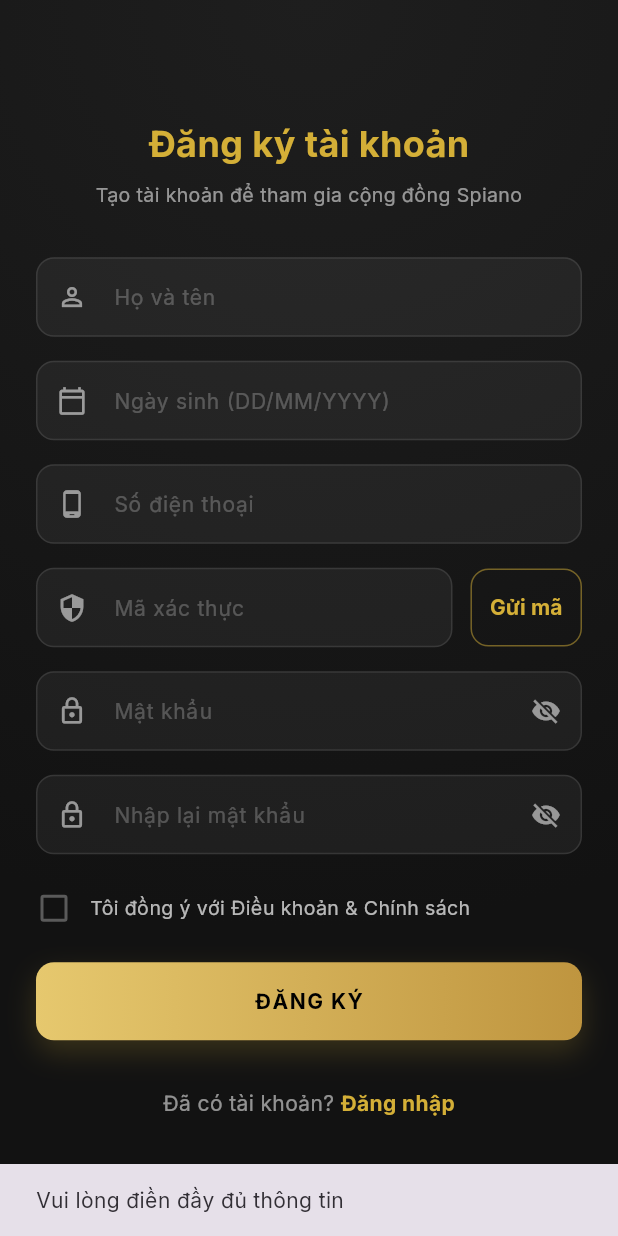
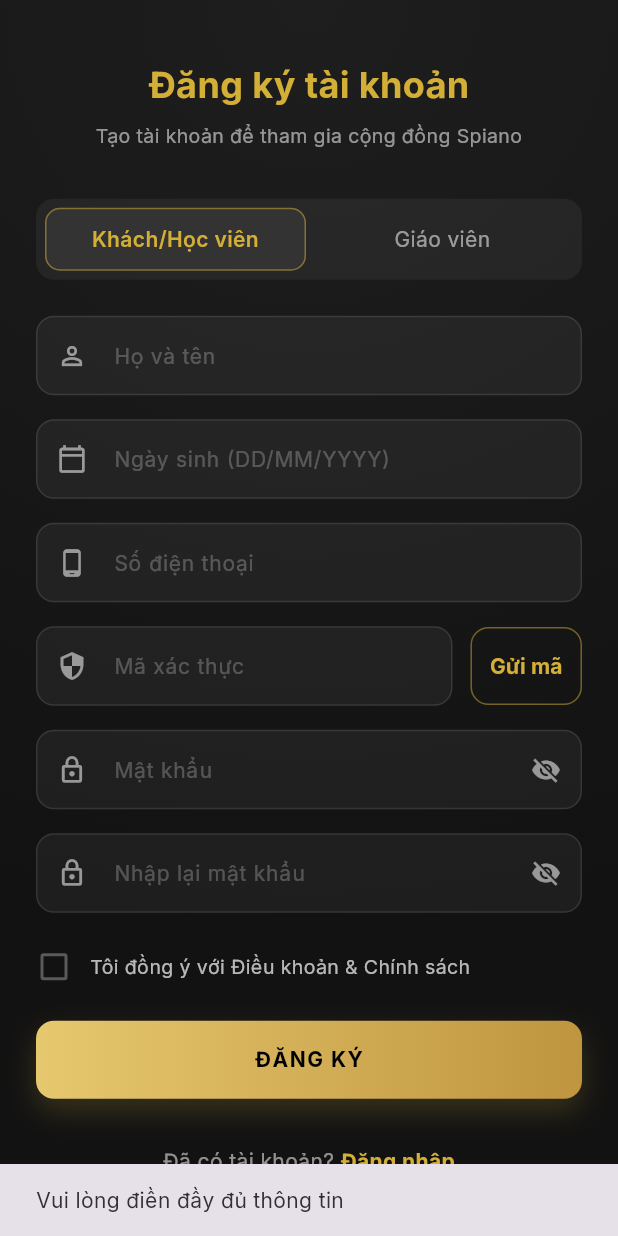
Before and after one commit to hoangpm127/Xpiano, a Flutter app: the RegisterScreen screen opened directly, after a tap on "ĐĂNG KÝ", on a phone screen of 412 x 824 dp. Run offline on Flutter 3.47's test engine with Material 3 defaults, Android fonts, the phone set to English and light mode, and no system bars; drawn by our look-alikes of flutter_animate; our stand-ins replace google_fonts, supabase_flutter, table_calendar; accounts and stored records are empty; network calls fail.

Commit message:
Update Register flow: Add Role Tab; Login Check Role valid

```diff
--- a/mobile/lib/screens/register_screen.dart
+++ b/mobile/lib/screens/register_screen.dart
@@ -29,6 +29,9 @@ class _RegisterScreenState extends State<RegisterScreen> {
   bool _agreedToTerms = false;
   bool _otpSent = false;
 
+  // 0: Guest/Student (Khách/Học viên), 1: Teacher (Giáo viên)
+  int _selectedRoleIndex = 0;
+
   Future<void> _handleRegister() async {
     // Validate inputs
     if (_nameController.text.isEmpty ||
@@ -56,7 +59,6 @@ class _RegisterScreenState extends State<RegisterScreen> {
       return;
     }
 
-    // Temporary: Direct Registration Logic (since OTP integration requires backend)
     setState(() => _isLoading = true);
 
     // Simulate API delay
@@ -64,20 +66,21 @@ class _RegisterScreenState extends State<RegisterScreen> {
 
     try {
       // NOTE: Using email signup for now as Supabase default.
-      // In production, phone auth requires provider setup.
-      // We'll treat phone as email for MVP: phone@spiano.app
       final fakeEmail = '${_phoneController.text.trim()}@spiano.app';
+
+      // Determine role based on selected tab
+      final role = _selectedRoleIndex == 0 ? 'student' : 'teacher';
 
       await _supabaseService.signUp(
         email: fakeEmail,
         password: _passwordController.text,
         fullName: _nameController.text,
-        role: 'student', // Default to student for general registration
+        role: role, // Pass the correct role
       );
 
       if (mounted) {
         ScaffoldMessenger.of(context).showSnackBar(
-          const SnackBar(content: Text('Đăng ký thành công!')),
+          SnackBar(content: Text('Đăng ký tài khoản ${role == 'teacher' ? 'Giáo viên' : 'Học viên'} thành công!')),
         );
         Navigator.pushAndRemoveUntil(
           context,
@@ -151,7 +154,24 @@ class _RegisterScreenState extends State<RegisterScreen> {
 
                   const SizedBox(height: 32),
 
-                  // 2. Form Fields
+                  // 2. Role Switcher (New)
+                  Container(
+                    decoration: BoxDecoration(
+                      color: Colors.white.withOpacity(0.05),
+                      borderRadius: BorderRadius.circular(12),
+                    ),
+                    padding: const EdgeInsets.all(4),
+                    child: Row(
+                      children: [
+                        _buildRoleTab('Khách/Học viên', 0),
+                        _buildRoleTab('Giáo viên', 1),
+                      ],
+                    ),
+                  ).animate().fadeIn(delay: 250.ms),
+
+                  const SizedBox(height: 24),
+
+                  // 3. Form Fields
                   _buildTextField(
                     controller: _nameController,
                     hint: 'Họ và tên',
@@ -347,6 +367,34 @@ class _RegisterScreenState extends State<RegisterScreen> {
     );
   }
 
+  Widget _buildRoleTab(String title, int index) {
+    final isSelected = _selectedRoleIndex == index;
+    return Expanded(
+      child: GestureDetector(
+        onTap: () => setState(() => _selectedRoleIndex = index),
+        child: AnimatedContainer(
+          duration: 300.ms,
+          margin: const EdgeInsets.all(2),
+          padding: const EdgeInsets.symmetric(vertical: 10),
+          decoration: BoxDecoration(
+            color: isSelected ? const Color(0xFF333333) : Colors.transparent,
+            borderRadius: BorderRadius.circular(10),
+            border: isSelected ? Border.all(color: const Color(0xFFD4AF37).withOpacity(0.5), width: 1) : null,
+          ),
+          child: Text(
+            title,
+            textAlign: TextAlign.center,
+            style: GoogleFonts.inter(
+              color: isSelected ? const Color(0xFFD4AF37) : Colors.white54,
+              fontWeight: isSelected ? FontWeight.w600 : FontWeight.normal,
+              fontSize: 14,
+            ),
+          ),
+        ),
+      ),
+    );
+  }
+
   Widget _buildTextField({
     required TextEditingController controller,
     required String hint,
```
Also changed, not shown: mobile/lib/screens/login_screen.dart (+31 -1 lines), mobile/lib/widgets/login_bottom_sheet.dart (+26 -2 lines).
